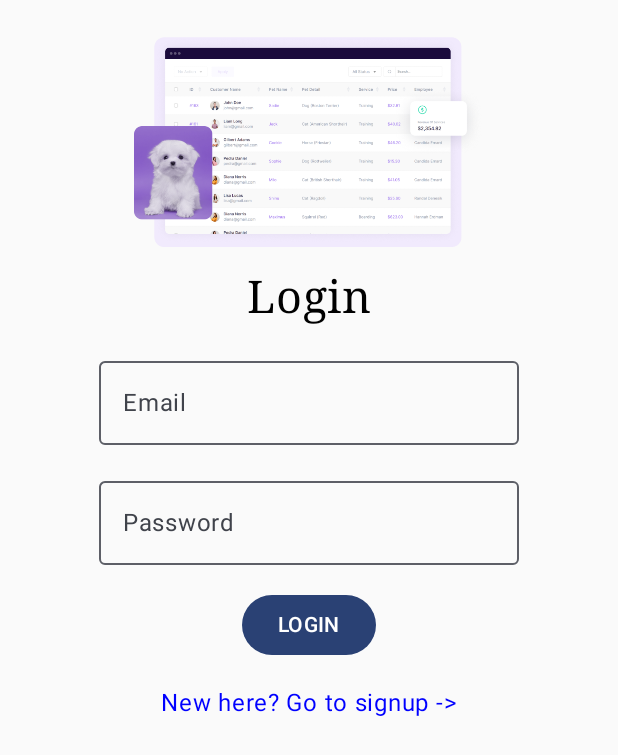
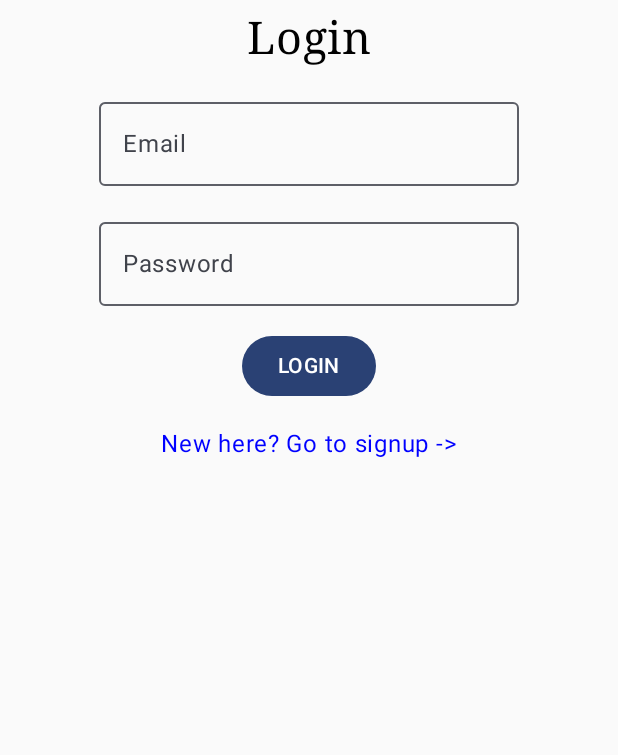
Before and after one commit to Warukira254/android_dev, an Android app built with Jetpack Compose: the screen it shows after launch (MainActivity), after a tap on "Already a user? Go to login ->", on a phone screen of 412 x 824 dp. Shown: the top 755 px of the screen. Run offline under Robolectric (Android 15) with nearby library versions, the phone set to English and light mode, and no system bars; our stand-ins replace Dagger/Hilt's generated code, Firebase (no records; nobody signed in at launch, a user with empty details on screens opened directly); 1 other tap on this screen came first.

```diff
--- a/app/src/main/java/com/example/classwork/common/Navigation.kt
+++ b/app/src/main/java/com/example/classwork/common/Navigation.kt
@@ -1,18 +1,15 @@
 package com.example.classwork.common
-
 
 import androidx.compose.runtime.Composable
 import androidx.hilt.navigation.compose.hiltViewModel
 import androidx.navigation.compose.NavHost
 import androidx.navigation.compose.composable
 import androidx.navigation.compose.rememberNavController
-
-import com.example.classwork.presentation.screens.auth.SignupScreen
 import com.example.classwork.presentation.MainViewModel
 import com.example.classwork.presentation.common.NotificationMessage
 import com.example.classwork.presentation.screens.auth.LoginScreen
+import com.example.classwork.presentation.screens.auth.SignupScreen
 import com.example.classwork.presentation.screens.main.MyProfileScreen
-
 import com.example.classwork.presentation.screens.main.MyServicesScreen
 import com.example.classwork.presentation.screens.main.SearchScreen
 import com.example.classwork.presentation.screens.main.ServiceScreen
--- a/app/src/main/java/com/example/classwork/presentation/screens/auth/LoginScreen.kt
+++ b/app/src/main/java/com/example/classwork/presentation/screens/auth/LoginScreen.kt
@@ -1,13 +1,11 @@
 package com.example.classwork.presentation.screens.auth
 
-import androidx.compose.foundation.Image
 import androidx.compose.foundation.clickable
 import androidx.compose.foundation.layout.Box
 import androidx.compose.foundation.layout.Column
 import androidx.compose.foundation.layout.fillMaxSize
 import androidx.compose.foundation.layout.fillMaxWidth
 import androidx.compose.foundation.layout.padding
-import androidx.compose.foundation.layout.width
 import androidx.compose.foundation.layout.wrapContentHeight
 import androidx.compose.foundation.rememberScrollState
 import androidx.compose.foundation.verticalScroll
@@ -22,14 +20,12 @@ import androidx.compose.ui.Alignment
 import androidx.compose.ui.Modifier
 import androidx.compose.ui.graphics.Color
 import androidx.compose.ui.platform.LocalFocusManager
-import androidx.compose.ui.res.painterResource
 import androidx.compose.ui.text.font.FontFamily
 import androidx.compose.ui.text.input.PasswordVisualTransformation
 import androidx.compose.ui.text.input.TextFieldValue
 import androidx.compose.ui.unit.dp
 import androidx.compose.ui.unit.sp
 import androidx.navigation.NavController
-import com.example.classwork.R
 import com.example.classwork.common.Routes
 import com.example.classwork.presentation.MainViewModel
 import com.example.classwork.presentation.common.CheckSignedIn
@@ -53,14 +49,14 @@ fun LoginScreen(navController: NavController, vm: MainViewModel) {
             val emailState = remember { mutableStateOf(TextFieldValue()) }
             val passState = remember { mutableStateOf(TextFieldValue()) }
 
-            Image(
-                painter = painterResource(id = R.drawable.ig_logo),
-                contentDescription = null,
-                modifier = Modifier
-                    .width(250.dp)
-                    .padding(top = 16.dp)
-                    .padding(8.dp)
-            )
+//            Image(
+//                painter = painterResource(id = R.drawable.ig_logo),
+//                contentDescription = null,
+//                modifier = Modifier
+//                    .width(250.dp)
+//                    .padding(top = 16.dp)
+//                    .padding(8.dp)
+//            )
             Text(
                 text = "Login",
                 modifier = Modifier.padding(8.dp),
--- a/build.gradle.kts
+++ b/build.gradle.kts
@@ -8,7 +8,7 @@ buildscript {
 }
 // Top-level build file where you can add configuration options common to all sub-projects/modules.
 plugins {
-    id("com.android.application") version "8.2.1" apply false
+    id("com.android.application") version "8.2.2" apply false
     id("org.jetbrains.kotlin.android") version "1.8.10" apply false
     id("com.google.dagger.hilt.android") version "2.44" apply false
 }
```
